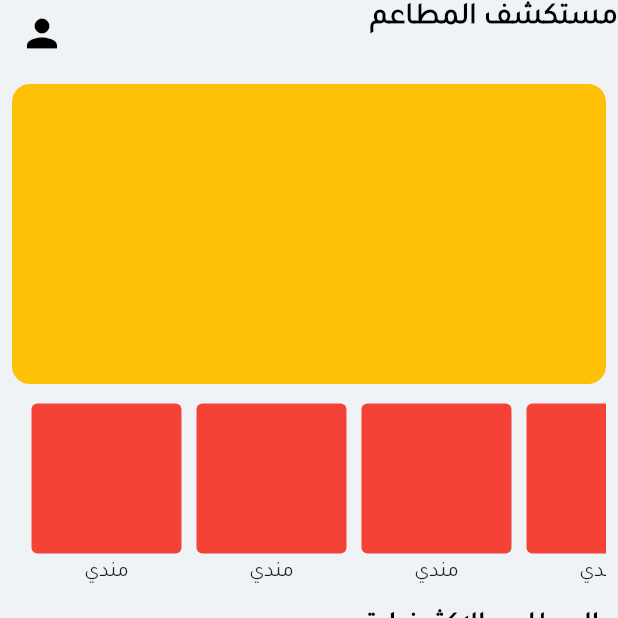
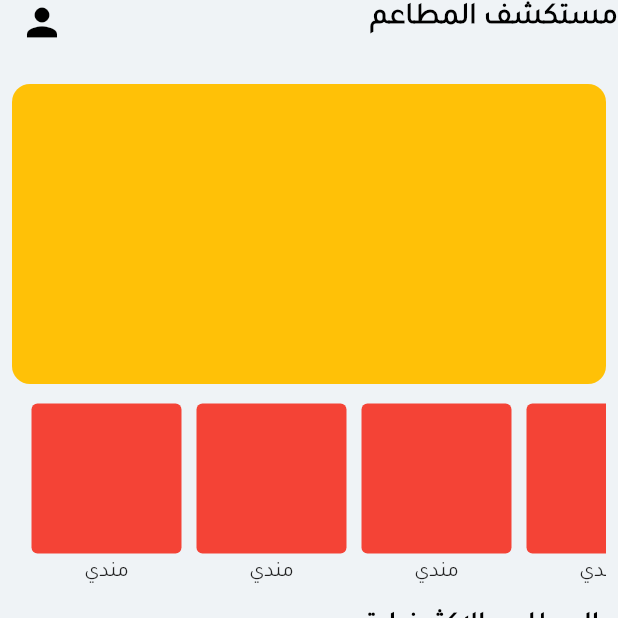
Before and after one commit to haneenAmer/rss_app, a Flutter app: the NavBar screen opened directly, on a phone screen of 412 x 824 dp, the top half of it. Run offline on Flutter 3.47's test engine with Material 2 defaults, Android fonts, the phone set to English and light mode, and no system bars; drawn by our look-alikes of google_nav_bar; our stand-ins replace animated_splash_screen.

Commit message:
simple edite

```diff
--- a/lib/ui/screens/home_screen.dart
+++ b/lib/ui/screens/home_screen.dart
@@ -21,7 +21,7 @@ class _HomeScreenState extends State<HomeScreen> {
           const Text('مستكشف المطاعم', style: OptionStyle),
         ],
         leading: const Padding(
-          padding: EdgeInsets.only(bottom: 12.0),
+          padding: EdgeInsets.only(bottom: 60.0),
           child: const Icon(
             Icons.person,
             color: AppColors.blackMain,
```
